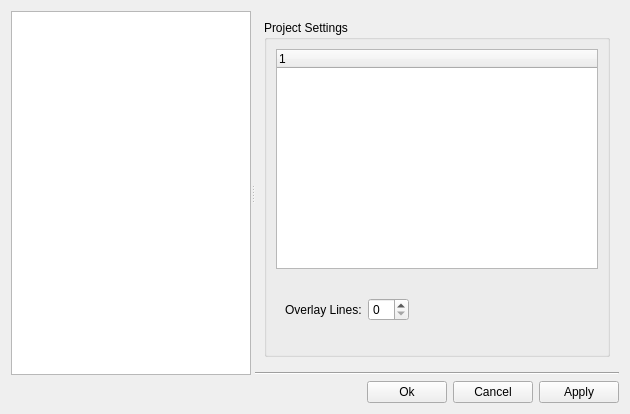
This is branches/tools/LePlatz/StatePersister/PlatzSettings.ui in gonzalodelgado/uzebox-paul as Qt 5 draws it before an edit. The edited form follows.
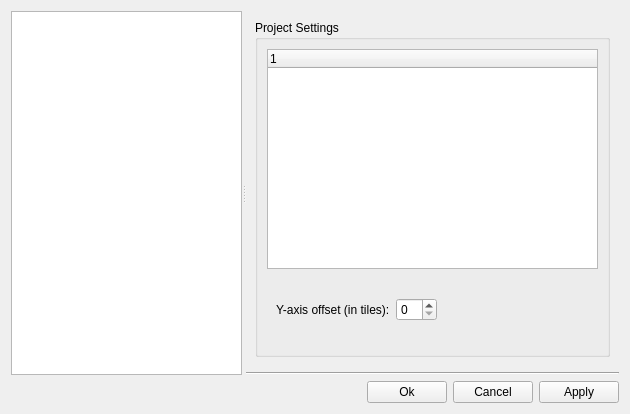
This is the edited form.

Commit message: LePlatz dev branch: - Added Y-axis offset for slices to accommodate Overlay Lines and Screensections better on either side. - Added vmode2 avr code example -

The edit to the form file:
```diff
--- a/branches/tools/LePlatz/StatePersister/PlatzSettings.ui
+++ b/branches/tools/LePlatz/StatePersister/PlatzSettings.ui
@@ -152,7 +152,7 @@
                     <item>
                      <widget class="QLabel" name="lblOverlayLines">
                       <property name="text">
-                       <string>Overlay Lines:</string>
+                       <string>Y-axis offset (in tiles):</string>
                       </property>
                      </widget>
                     </item>
```
Left out of the diff: 7 changed lines with no effect on the pictures. The commit also changes 126 other files.
